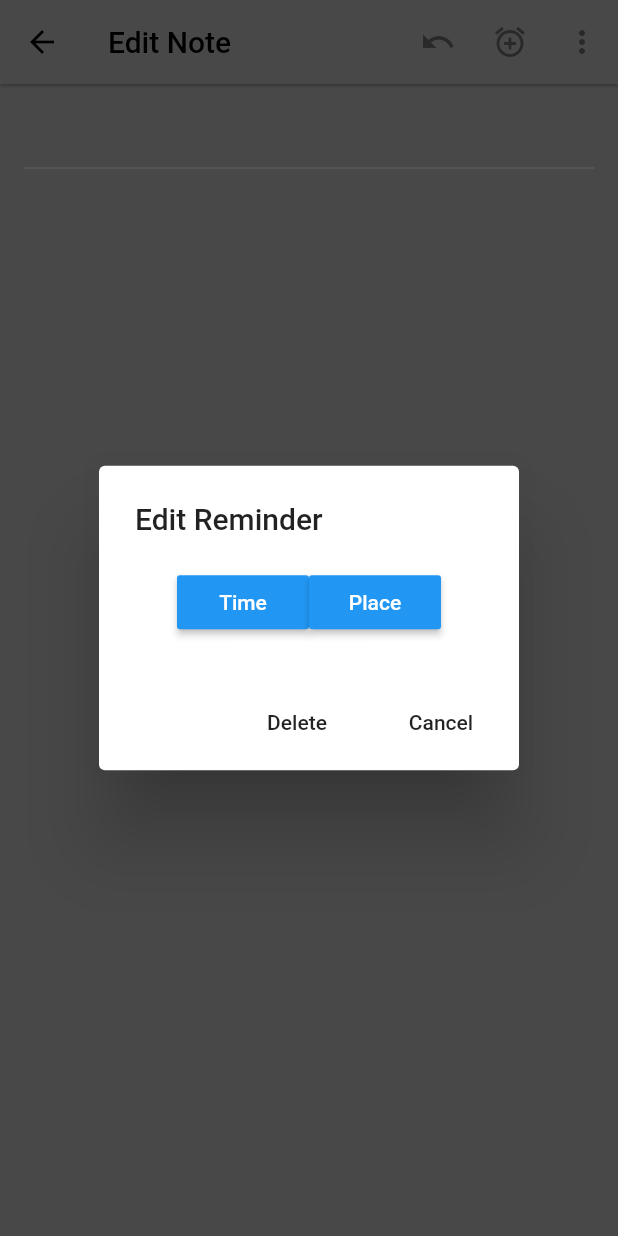
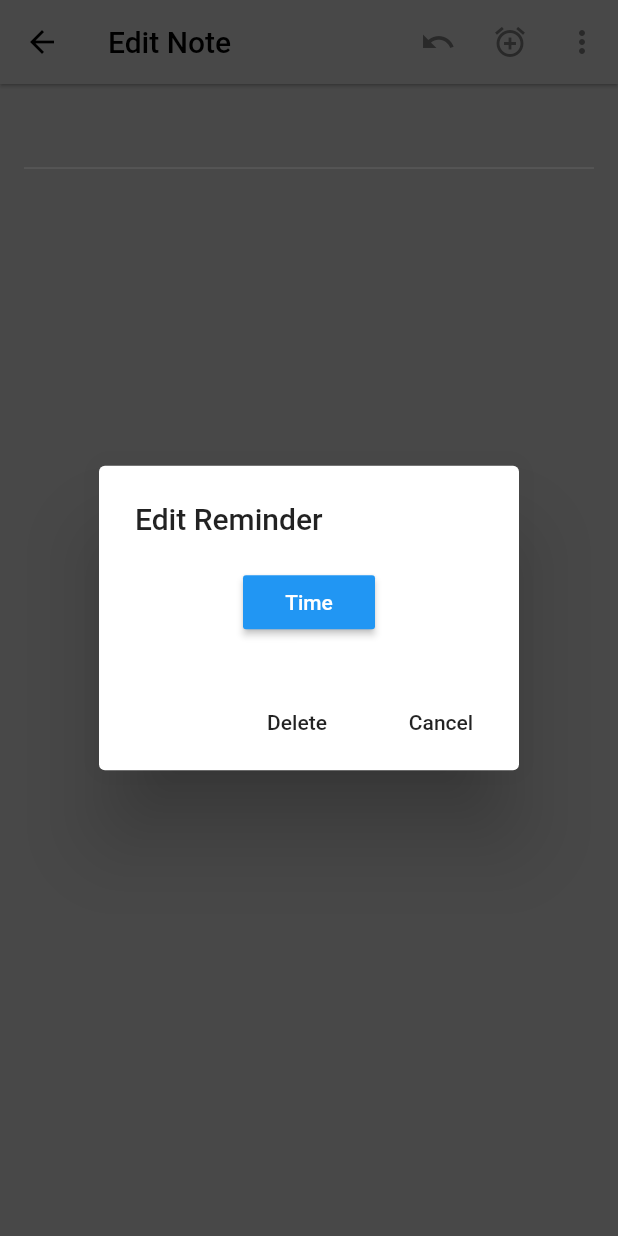
Before and after one commit to seyahdoo/dnotes, a Flutter app: the NotePage screen opened directly with empty values, after a tap on the "alarm add" icon, on a phone screen of 412 x 824 dp. Run offline on Flutter 3.47's test engine with Material 2 defaults, Android fonts, the phone set to English and light mode, and no system bars; our stand-ins replace auto_size_text, flutter_datetime_picker, flutter_local_notifications, share, sqflite; accounts and stored records are empty.

Commit message:
removed place reminder button, changed project name to follow standart

```diff
--- a/lib/ViewControllers/NotePage.dart
+++ b/lib/ViewControllers/NotePage.dart
@@ -240,13 +240,6 @@ class _NotePageState extends State<NotePage> {
                 },
                 color: Colors.blue,
                 child: Text("Time", style: TextStyle(color: Colors.white))),
-              RaisedButton(
-                  onPressed: ()  {
-
-
-                  },
-                  color: Colors.blue,
-                  child: Text("Place", style: TextStyle(color: Colors.white))),
             ],
           ),
           actions: <Widget>[
@@ -448,10 +441,7 @@ class _NotePageState extends State<NotePage> {
 
   Future onSelectNotification(String payload) {
 
-
   }
 
 
-
-
 }
```
Also changed, not shown: 1 other file.
